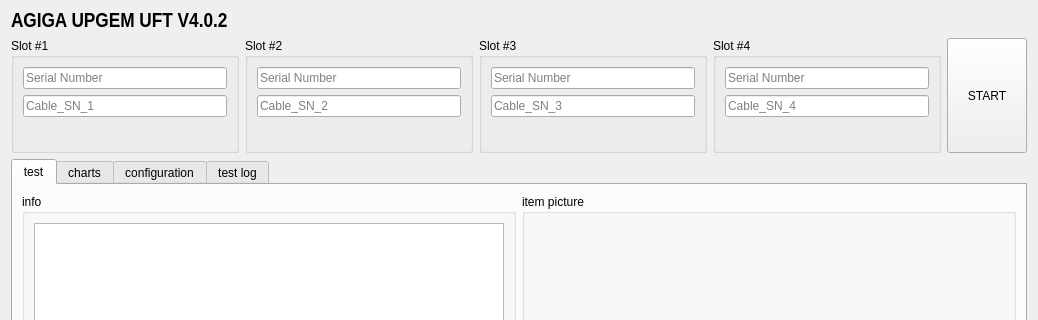
The window that src/UFT_GUI/UFT_Ui.ui (zhoupisen/Garnet) describes before a commit, drawn with Qt 5; both pictures show x 0 to 1038 and y 0 to 320 of the 1038 by 722 pixel window.
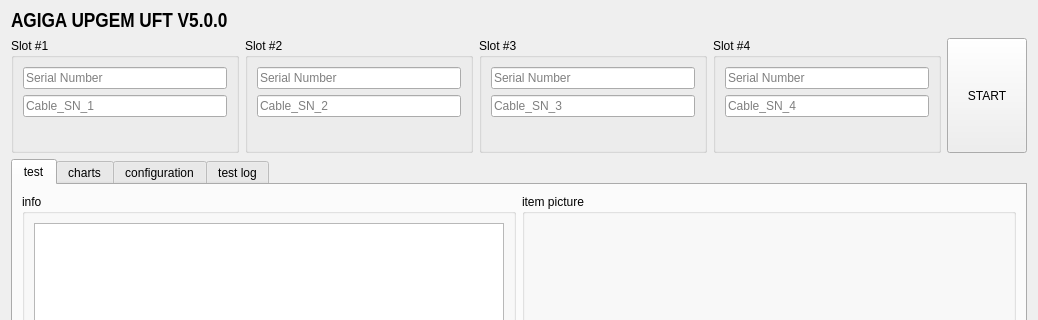
The same window after the commit. Custom widgets are drawn as their Qt base class.

What changed in the file:
```diff
--- a/src/UFT_GUI/UFT_Ui.ui
+++ b/src/UFT_GUI/UFT_Ui.ui
@@ -453,7 +453,7 @@
       <bool>false</bool>
      </property>
      <property name="text">
-      <string>AGIGA UPGEM UFT V4.0.2</string>
+      <string>AGIGA UPGEM UFT V5.0.0</string>
      </property>
      <property name="textFormat">
       <enum>Qt::AutoText</enum>
```
